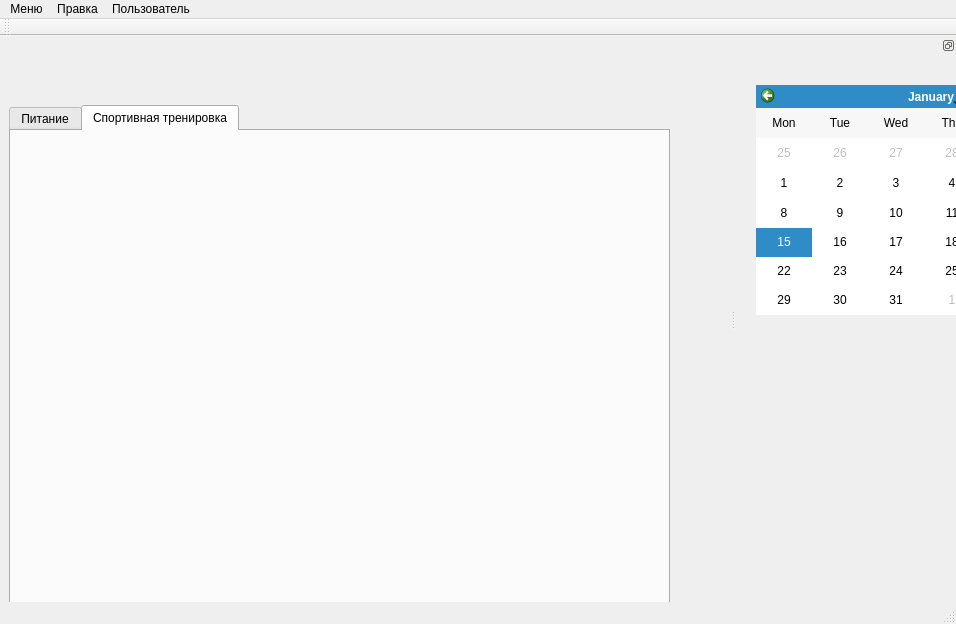
iSokrat/SportDiary, file mainwindow.ui: the form before one commit.
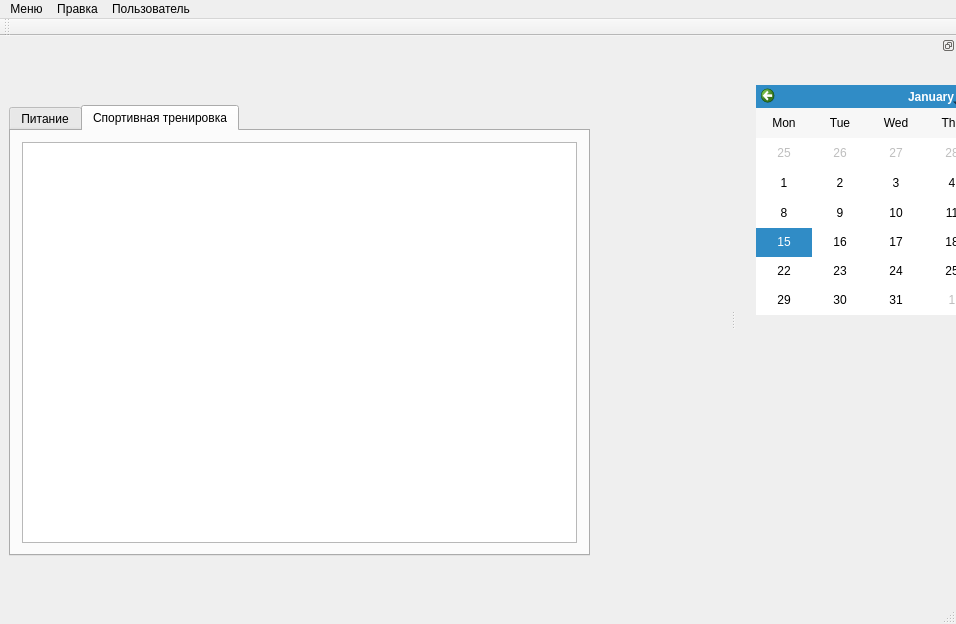
The form after the commit. The open tabs and pages were chosen to show the change. Icons and pictures are not drawn.

Diff of the .ui file:
```diff
--- a/mainwindow.ui
+++ b/mainwindow.ui
@@ -19,8 +19,8 @@
      <rect>
       <x>9</x>
       <y>69</y>
-      <width>661</width>
-      <height>501</height>
+      <width>581</width>
+      <height>451</height>
      </rect>
     </property>
     <property name="tabPosition">
@@ -142,6 +142,11 @@
      <attribute name="title">
       <string>Спортивная тренировка</string>
      </attribute>
+     <layout class="QGridLayout" name="gridLayout">
+      <item row="0" column="0">
+       <widget class="QTreeView" name="treeView"/>
+      </item>
+     </layout>
     </widget>
    </widget>
   </widget>
```
